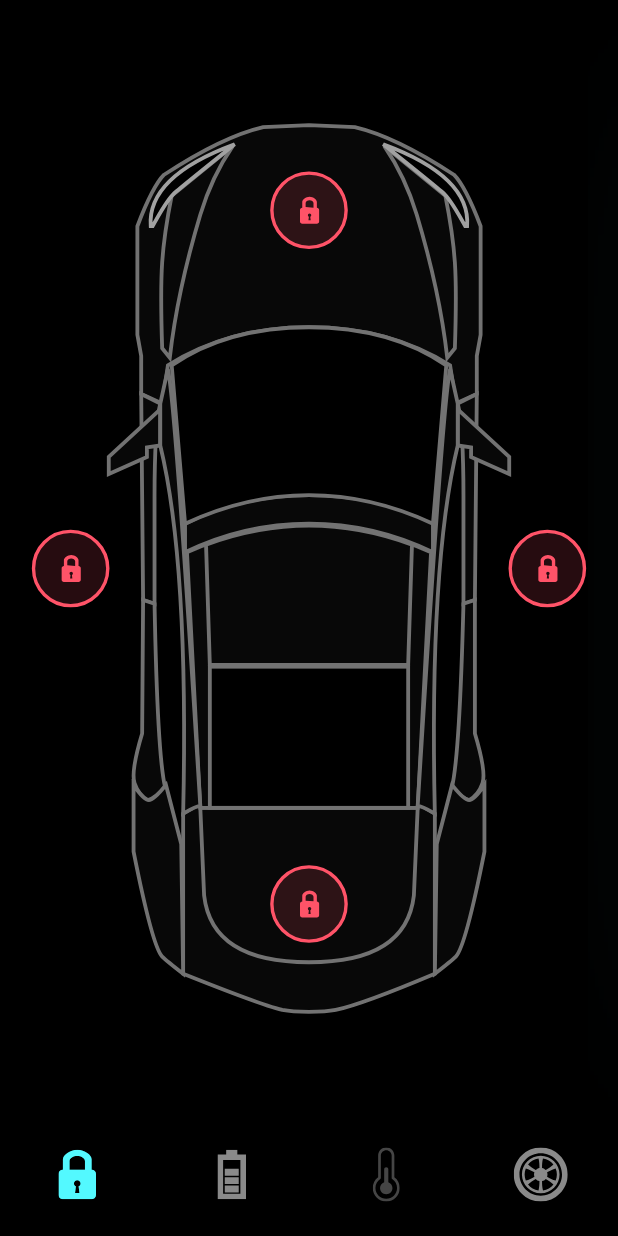
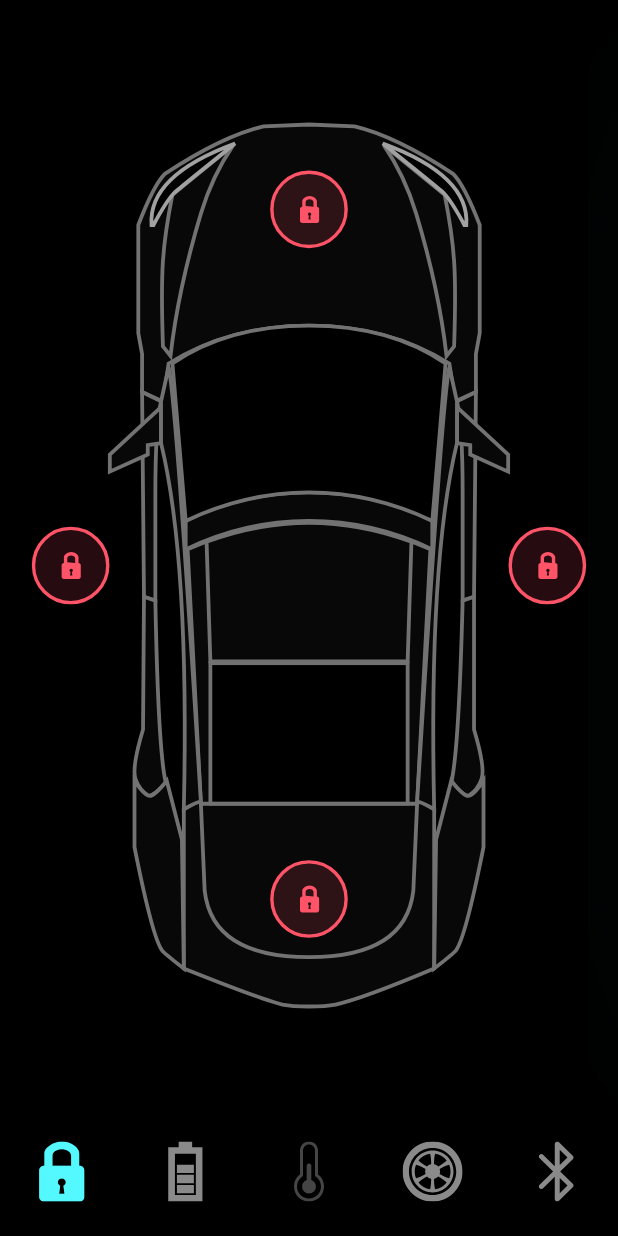
Before and after one commit to AdrianoEdu/Tesla-Animation-Flutter, a Flutter app: the screen it shows after launch, on a phone screen of 412 x 824 dp. Run offline on Flutter 3.47's test engine with Material 2 defaults, Android fonts, the phone set to English and light mode, and no system bars; our stand-ins replace flutter_svg.

Commit message:
Git commit
[ADD] Create bluetooth.svg, Import new image SVG,
[UPD] Update door_lock.dart, Rename import constanins to constants.
[UPD] Update temp_details.dart, Rename import constanins to constants.
[UPD] Update tesla_bottom_navigation.dart, Implements widht and height to getImage function and retirate List<Map.... and create ImagePath model in list.
[UPD] Update tmp.btn.dart, Rename import constanins to constants.
[UPD] Update tyre_psi_card.dart, Rename import constanins to constants.
[UPD] Update constants.dart, create new file to constants.
[UPD] Update Images.dart, add new key value.
[UPD] Update enum.dart, add new enum,
[UPD] Update main.dart, Rename import constanins to constants.
[UPD] Update home_screen.dart, Improve to create list.genereate to repeat widgets.

```diff
--- a/lib/components/shared/door_lock/door_lock.dart
+++ b/lib/components/shared/door_lock/door_lock.dart
@@ -1,7 +1,7 @@
 import 'package:flutter/material.dart';
 import 'package:flutter_svg/svg.dart';
 
-import '../../../constanins.dart';
+import '../../../constants.dart';
 import '../../../constants/Images.dart';
 
 class DoorLock extends StatelessWidget {
--- a/lib/components/shared/temp_details/temp_details.dart
+++ b/lib/components/shared/temp_details/temp_details.dart
@@ -1,7 +1,7 @@
 import 'package:flutter/material.dart';
 import 'package:teslacaranimation/home_controller.dart';
 
-import '../../../constanins.dart';
+import '../../../constants.dart';
 import '../../../constants/Images.dart';
 import '../tmp_btn/tmp.btn.dart';
 
--- a/lib/components/shared/testa_bottom_navigation/tesla_bottom_navigation.dart
+++ b/lib/components/shared/testa_bottom_navigation/tesla_bottom_navigation.dart
@@ -1,7 +1,7 @@
 import 'package:flutter/material.dart';
 import 'package:flutter_svg/svg.dart';
-import 'package:teslacaranimation/constanins.dart';
 
+import '../../../constants.dart';
 import '../../../constants/Images.dart';
 import '../../../model/ImagePath.dart';
 
@@ -26,7 +26,7 @@ class TeslaBottomNavigationBar extends StatelessWidget {
       items: List.generate(
         navIconSrc.length,
         (index) {
-          ImagePath imagePath = getObjectImage(navIconSrc.elementAt(index));
+          ImagePath imagePath = navIconSrc.elementAt(index);
           return BottomNavigationBarItem(
             icon: getImageSelect(imagePath.path, imagePath.key, index, selectTab),
             label: ''
@@ -36,16 +36,14 @@ class TeslaBottomNavigationBar extends StatelessWidget {
     );
   }
 
-  List<Map<String, Object>> navIconSrc = [
-    {'lock': {'path': lockIconPath, 'key': 'lock'}},
-    {'charge': {'path': chargeIconPath, 'key': 'charge'}},
-    {'temp': {'path': tempIconPath, 'key': 'temp'}},
-    {'tyre': {'path': tyreIconPath, 'key': 'tyre'}},
+  List<ImagePath> navIconSrc = [
+    ImagePath(lockIconPath, 'lock'),
+    ImagePath(chargeIconPath, 'charge'),
+    ImagePath(tempIconPath, 'temp'),
+    ImagePath(tyreIconPath, 'temp'),
+    ImagePath(bluetoothIconPath, 'bluetooth'),
   ];
 
-   getObjectImage(Map<String, Object> value) {
-    dynamic json = value.entries.first.value;
-    return ImagePath.fromJson(json);
   }
 
   SvgPicture getImageSelect (String pathImage, String keyValue, int index, int select){
@@ -53,6 +51,7 @@ class TeslaBottomNavigationBar extends StatelessWidget {
     pathImage,
     key: ValueKey(keyValue),
     color: index == select ? primaryColor : Colors.white54,
+    width: 40,
+    height: 40,
   );
 }
-}
--- a/lib/components/shared/tmp_btn/tmp.btn.dart
+++ b/lib/components/shared/tmp_btn/tmp.btn.dart
@@ -1,7 +1,7 @@
 import 'package:flutter/material.dart';
 import 'package:flutter_svg/svg.dart';
 
-import '../../../constanins.dart';
+import '../../../constants.dart';
 import '../../../constants/Images.dart';
 
 class TempBtn extends StatelessWidget {
--- a/lib/components/shared/tyre_psi_card/tyre_psi_card.dart
+++ b/lib/components/shared/tyre_psi_card/tyre_psi_card.dart
@@ -1,6 +1,6 @@
 import 'package:flutter/material.dart';
 
-import '../../../constanins.dart';
+import '../../../constants.dart';
 import '../../../model/TyrePsi.dart';
 
 class TyrePsiCard extends StatelessWidget {
--- a/lib/constants/Images.dart
+++ b/lib/constants/Images.dart
@@ -12,6 +12,7 @@ const String heatShape = 'heatShape.svg';
 const String coolGlow = 'Cool_glow_2.png';
 const String hootGlow = 'Hot_glow_4.png';
 const String flTyre= 'FL_Tyre.svg';
+const String bluetooth = 'bluetooth.svg';
 
 //folder path images
 const String assets = 'Assets';
@@ -30,6 +31,7 @@ const String batteryIconPath = '$assertsIcon/$battery';
 const String coolShapeIconPath = '$assertsIcon/$coolShape';
 const String heatShapeIconPath = '$assertsIcon/$heatShape';
 const String flTyreImagePath = '$assertsIcon/$flTyre';
+const String bluetoothIconPath = '$assertsIcon/$bluetooth';
 
 //images paths
 const String coolGlowImagePath = '$assertsImages/$coolGlow';
--- a/lib/enum/enum.dart
+++ b/lib/enum/enum.dart
@@ -1 +1,3 @@
 enum BottomNavigationBarIndex { LOOCK, BATTERY, TEMP, TYRE }
+
+enum PositionLocks { RIGHT, LEFT, TOP, BOTTOM }
--- a/lib/main.dart
+++ b/lib/main.dart
@@ -1,12 +1,11 @@
 import 'package:flutter/material.dart';
-import 'package:teslacaranimation/constanins.dart';
+import 'constants.dart';
 
 import 'screens/home_screen.dart';
 
 void main() {
   runApp(const MyApp());
 }
-
 
 class MyApp extends StatelessWidget{
   const MyApp({Key? key}) : super(key: key);
@@ -20,7 +19,7 @@ class MyApp extends StatelessWidget{
         primarySwatch: Colors.blue,
         scaffoldBackgroundColor: Colors.black
       ),
-      home: HomeScreen(),
+      home: const HomeScreen(),
     );
   }
 }
--- a/lib/screens/home_screen.dart
+++ b/lib/screens/home_screen.dart
@@ -1,11 +1,11 @@
 import 'package:flutter/material.dart';
 import 'package:flutter_svg/svg.dart';
 import 'package:teslacaranimation/components/shared/temp_details/temp_details.dart';
-import 'package:teslacaranimation/constanins.dart';
 import 'package:teslacaranimation/constants/Images.dart';
 import 'package:teslacaranimation/home_controller.dart';
 import 'package:teslacaranimation/model/TyrePsi.dart';
 
+import '../constants.dart';
 import '../components/shared/battery_status/batteryStatus.dart';
 import '../components/shared/door_lock/door_lock.dart';
 import '../components/shared/tyre_psi_card/tyre_psi_card.dart';
@@ -268,61 +268,61 @@ class _HomeScreenState extends State<HomeScreen> with TickerProviderStateMixin{
   }
 }
 
-// ignore: non_constant_identifier_names
-List<Widget> ListAnimatedPositioned(HomeController controller, BoxConstraints constraints) {
-  return [
-    AnimatedPositioned(
+AnimatedPositioned getAnimation(int index, HomeController controller, BoxConstraints constraints)
+{
+
+  var (lockPosition, setStateLockPosition) = getByPosition(index, controller);
+  return AnimatedPositioned(
     duration: defaultDuration,
-        right: getAnimatenPositionWidth(controller.selectedBottomTab, 0.05, 2, constraints),
+    right: getAnimatenPositionWidth(controller.selectedBottomTab, getValuePositionRight(index), 2, constraints),
+    left: getAnimatenPositionWidth(controller.selectedBottomTab, getValuePositionLeft(index), 2, constraints),
+    top: getAnimatenPositionHeight(controller.selectedBottomTab, getValuePositionTop(index), 2, constraints),
+    bottom: getAnimatenPositionHeight(controller.selectedBottomTab, getValuePositionBottom(index), 2, constraints),
     child: AnimatedOpacity(
       duration: defaultDuration,
       opacity: getOpacity(controller.selectedBottomTab),
       child: DoorLock(
-            isLock: controller.isRightDoorLock,
-            press: controller.updateRightDoorLock,
+        isLock: lockPosition,
+        press: setStateLockPosition,
       ),
     ),
-      ),
-      AnimatedPositioned(
-        duration: defaultDuration,
-        left: getAnimatenPositionWidth(controller.selectedBottomTab, 0.05, 2, constraints),
-        child: AnimatedOpacity(
-          duration: defaultDuration,
-          opacity: getOpacity(controller.selectedBottomTab),
-          child: DoorLock(
-            isLock: controller.isLeftDoorLock,
-            press: controller.updateLeftDoorLock,
-          ),
-        ),
-      ),
-      AnimatedPositioned(
-        duration: defaultDuration,
-        top: getAnimatenPositionHeight(controller.selectedBottomTab, 0.15, 2, constraints),
-        child: AnimatedOpacity(
-          duration: defaultDuration,
-          opacity: getOpacity(controller.selectedBottomTab),
-          child: DoorLock(
-            isLock: controller.isBonnetLock,
-            press: controller.updateBonnetDoorLock,
-          ),
-        ),
-      ),
-      AnimatedPositioned(
-        duration: defaultDuration,
-        bottom: getAnimatenPositionHeight(controller.selectedBottomTab, 0.17, 2, constraints),
-        child: AnimatedOpacity(
-          duration: defaultDuration,
-          opacity: getOpacity(controller.selectedBottomTab),
-          child: DoorLock(
-            isLock: controller.isTrunkLock,
-            press: controller.updateTrunkDoorLock,
-          ),
-        ),
-      ),
-  ];
+  );
 }
 
+double? getValuePositionRight(int index) {
+  if(index == PositionLocks.RIGHT.index) return 0.05;
+  return null;
+}
 
+double? getValuePositionLeft(int index) {
+  if(index == PositionLocks.LEFT.index) return 0.05;
+  return null;
+}
+
+double? getValuePositionTop(int index) {
+  if(index == PositionLocks.TOP.index) return 0.15;
+  return null;
+}
+
+double? getValuePositionBottom(int index) {
+  if(index == PositionLocks.BOTTOM.index) return 0.17;
+  return null;
+}
+
+(bool, dynamic) getByPosition(int index, HomeController controller) {
+  if(index == PositionLocks.RIGHT.index) return (controller.isRightDoorLock, controller.updateRightDoorLock);
+  if(index == PositionLocks.LEFT.index) return (controller.isLeftDoorLock, controller.updateLeftDoorLock);
+  if(index == PositionLocks.TOP.index) return (controller.isBonnetLock, controller.updateBonnetDoorLock);
+
+  return (controller.isTrunkLock, controller.updateTrunkDoorLock);
+}
+
+// ignore: non_constant_identifier_names
+List<Widget> ListAnimatedPositioned(HomeController controller, BoxConstraints constraints) {
+  return List.generate(
+        4, (index) => getAnimation(index, controller, constraints)
+    );
+}
 
 SvgPicture getImageSvgWithWidth (String pathImage, String keyValue, double width){
   return SvgPicture.asset(
@@ -331,13 +331,15 @@ SvgPicture getImageSvgWithWidth (String pathImage, String keyValue, double width
     width: width,);
 }
 
-double getAnimatenPositionWidth(int index, double multiply, double divide, BoxConstraints constraints){
+double? getAnimatenPositionWidth(int index, double? multiply, double divide, BoxConstraints constraints){
+    if(multiply == null) return null;
     if(index == 0) return constraints.maxWidth * multiply;
 
     return constraints.maxWidth / divide;
 }
 
-double getAnimatenPositionHeight(int index, double multiply, double divide, BoxConstraints constraints){
+double? getAnimatenPositionHeight(int index, double? multiply, double divide, BoxConstraints constraints){
+    if(multiply == null) return null;
     if(index == 0) return constraints.maxHeight * multiply;
 
     return constraints.maxHeight / divide;
```
Also changed, not shown: Assets/icons/bluetooth.svg (added), lib/constants.dart (renamed from lib/constanins.dart). Lines whose indentation alone changed are shown as unchanged.
